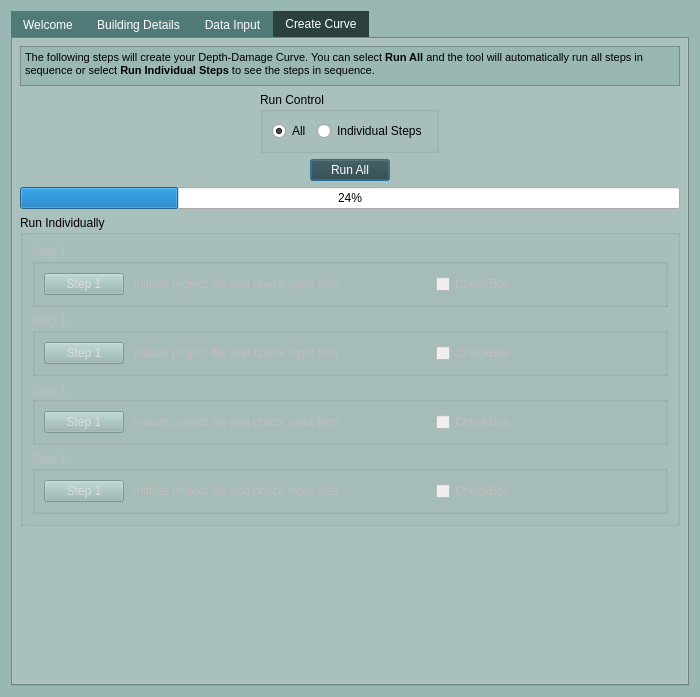
This is cancurve/cc_dialog.ui in NRCan/CanCurve as Qt 5 draws it before an edit. The edited form follows.
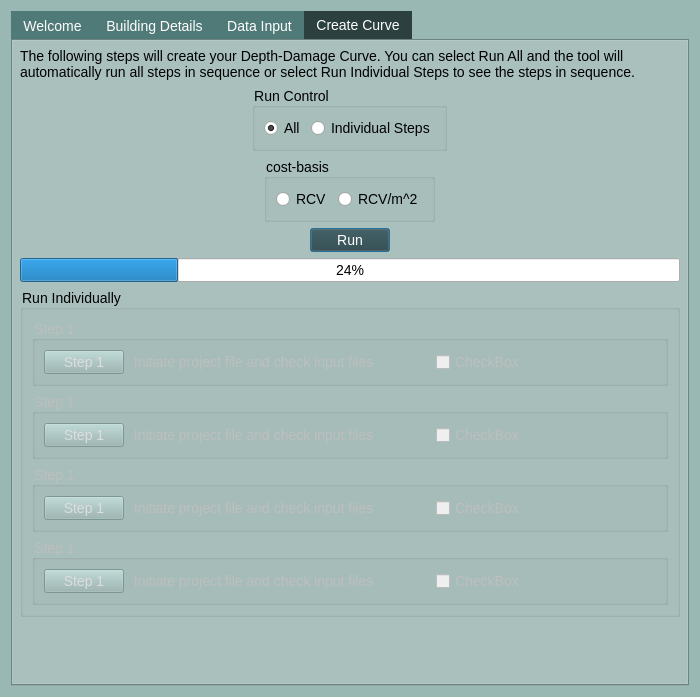
This is the edited form. Icons and pictures are not drawn.

Diff of the .ui file:
```diff
--- a/cancurve/cc_dialog.ui
+++ b/cancurve/cc_dialog.ui
@@ -47,6 +47,11 @@
     </disabled>
    </palette>
   </property>
+  <property name="font">
+   <font>
+    <pointsize>-1</pointsize>
+   </font>
+  </property>
   <property name="windowTitle">
    <string>Dialog</string>
   </property>
@@ -85,11 +90,25 @@
     background-color: #99B7B3;  
 }
 
+QWidget { /* Targets most widgets */
+    font-size: 14px; 
+} 
+
+/* For more specific elements */
+QLabel {
+    font-size: 14px; 
+}
+
 </string>
   </property>
   <layout class="QVBoxLayout" name="verticalLayout">
    <item>
     <widget class="QTabWidget" name="tabWidget">
+     <property name="font">
+      <font>
+       <pointsize>-1</pointsize>
+      </font>
+     </property>
      <property name="styleSheet">
       <string notr="true"> QTabWidget { /* Targets the background of the tab widget's content area */
     background-color: #99B7B3;  
@@ -167,42 +186,22 @@
       </attribute>
      </widget>
      <widget class="QWidget" name="tab_4">
+      <property name="font">
+       <font>
+        <pointsize>-1</pointsize>
+       </font>
+      </property>
       <attribute name="title">
        <string>Create Curve</string>
       </attribute>
       <layout class="QVBoxLayout" name="verticalLayout_3">
        <item>
-        <widget class="QTextBrowser" name="textBrowser">
-         <property name="sizePolicy">
-          <sizepolicy hsizetype="Expanding" vsizetype="Fixed">
-           <horstretch>0</horstretch>
-           <verstretch>0</verstretch>
-          </sizepolicy>
+        <widget class="QLabel" name="label_5">
+         <property name="text">
+          <string>The following steps will create your Depth-Damage Curve. You can select Run All and the tool will automatically run all steps in sequence or select Run Individual Steps to see the steps in sequence.</string>
          </property>
-         <property name="minimumSize">
-          <size>
-           <width>0</width>
-           <height>5</height>
-          </size>
-         </property>
-         <property name="maximumSize">
-          <size>
-           <width>16777215</width>
-           <height>40</height>
-          </size>
-         </property>
-         <property name="baseSize">
-          <size>
-           <width>0</width>
-           <height>0</height>
-          </size>
-         </property>
-         <property name="html">
-          <string>&lt;!DOCTYPE HTML PUBLIC &quot;-//W3C//DTD HTML 4.0//EN&quot; &quot;http://www.w3.org/TR/REC-html40/strict.dtd&quot;&gt;
-&lt;html&gt;&lt;head&gt;&lt;meta name=&quot;qrichtext&quot; content=&quot;1&quot; /&gt;&lt;style type=&quot;text/css&quot;&gt;
-p, li { white-space: pre-wrap; }
-&lt;/style&gt;&lt;/head&gt;&lt;body style=&quot; font-family:'MS Shell Dlg 2'; font-size:8.25pt; font-weight:400; font-style:normal;&quot;&gt;
-&lt;p style=&quot; margin-top:0px; margin-bottom:0px; margin-left:0px; margin-right:0px; -qt-block-indent:0; text-indent:0px;&quot;&gt;The following steps will create your Depth-Damage Curve. You can select &lt;span style=&quot; font-weight:600;&quot;&gt;Run All&lt;/span&gt; and the tool will automatically run all steps in sequence or select &lt;span style=&quot; font-weight:600;&quot;&gt;Run Individual Steps&lt;/span&gt; to see the steps in sequence.&lt;/p&gt;&lt;/body&gt;&lt;/html&gt;</string>
+         <property name="wordWrap">
+          <bool>true</bool>
          </property>
         </widget>
        </item>
@@ -210,6 +209,11 @@
         <layout class="QVBoxLayout" name="verticalLayout_5">
          <item alignment="Qt::AlignHCenter">
           <widget class="QGroupBox" name="groupBox">
+           <property name="font">
+            <font>
+             <pointsize>-1</pointsize>
+            </font>
+           </property>
            <property name="title">
             <string>Run Control</string>
            </property>
@@ -234,10 +238,33 @@
            </layout>
           </widget>
          </item>
+         <item alignment="Qt::AlignHCenter">
+          <widget class="QGroupBox" name="groupBox_7">
+           <property name="title">
+            <string>cost-basis</string>
+           </property>
+           <layout class="QHBoxLayout" name="horizontalLayout">
+            <item>
+             <widget class="QRadioButton" name="radioButton_4">
+              <property name="text">
+               <string>RCV</string>
+              </property>
+             </widget>
+            </item>
+            <item>
+             <widget class="QRadioButton" name="radioButton_3">
+              <property name="text">
+               <string>RCV/m^2</string>
+              </property>
+             </widget>
+            </item>
+           </layout>
+          </widget>
+         </item>
          <item alignment="Qt::AlignHCenter">
           <widget class="QPushButton" name="pushButton">
            <property name="text">
-            <string>Run All</string>
+            <string>Run</string>
            </property>
           </widget>
          </item>
```
Left out of the diff: 38 changed lines with no effect on the pictures.
